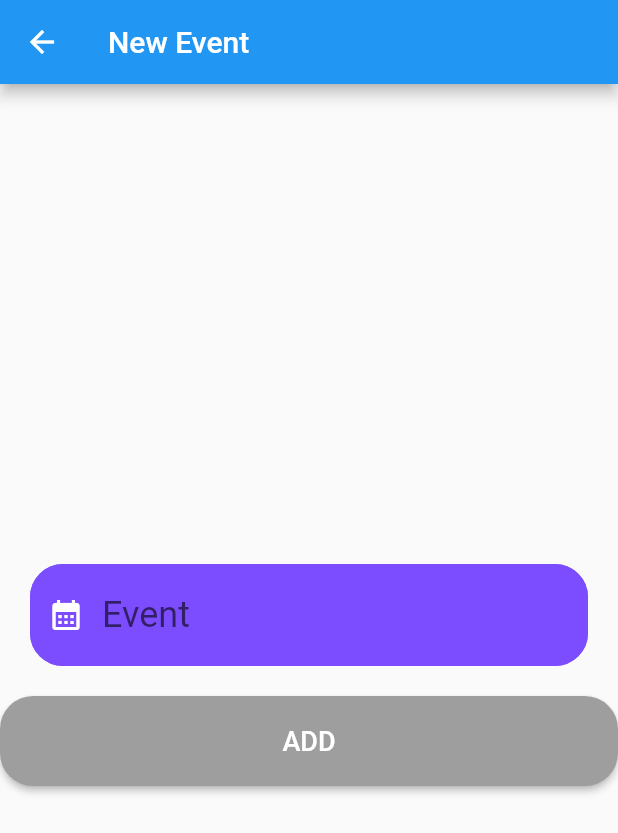
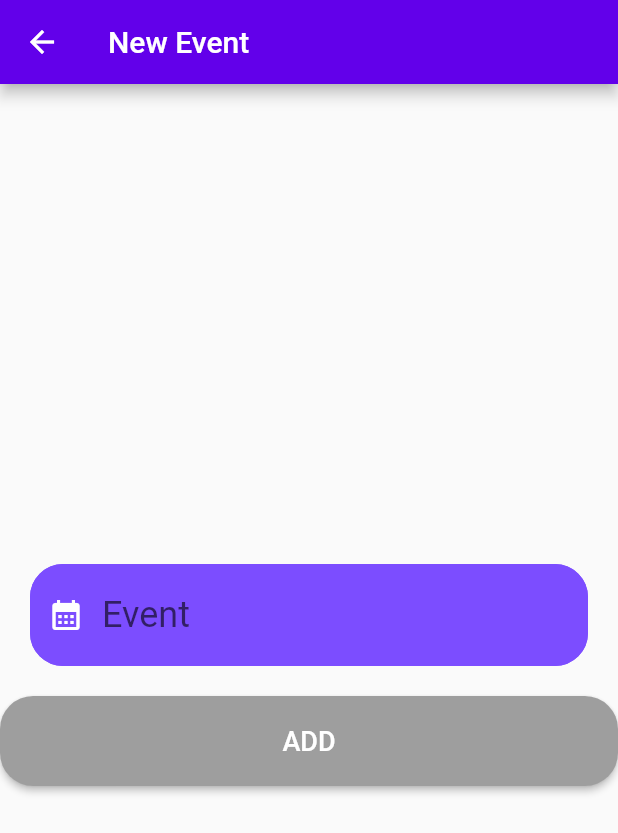
Before and after one commit to Ashutosh-777/Event-scheduler, a Flutter app: the screen it shows after launch, after a tap on the "add" icon, on a phone screen of 412 x 824 dp. Shown: the top 833 px of the screen. Run offline on Flutter 3.47's test engine with Material 2 defaults, Android fonts, the phone set to English and light mode, and no system bars.

Commit message:
second commit

```diff
--- a/lib/homepage.dart
+++ b/lib/homepage.dart
@@ -52,6 +52,7 @@ class _MyAppState extends State<MyApp> {
         floatingActionButton: Builder(
             builder: (context) {
               return FloatingActionButton(
+                backgroundColor: Colors.deepPurpleAccent[700],
                 onPressed: () async{
                   String input_event =await Navigator.of(context).push(
                       MaterialPageRoute(builder: (context) => next_page()));
--- a/lib/next_page.dart
+++ b/lib/next_page.dart
@@ -17,6 +17,7 @@ class _next_pageState extends State<next_page> {
       Scaffold(
         appBar: AppBar(
           title: const Text('New Event'),
+          backgroundColor: Colors.deepPurpleAccent[700],
         ),
         body: Center(
           child: Column(
```
